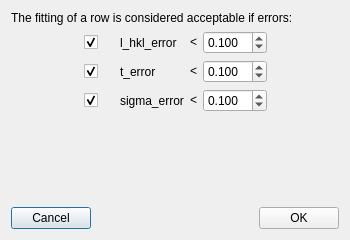
This is ibeatles/ui/ui_kropff_good_fit_settings.ui in ornlneutronimaging/iBeatles as Qt 5 draws it before an edit. The edited form follows.
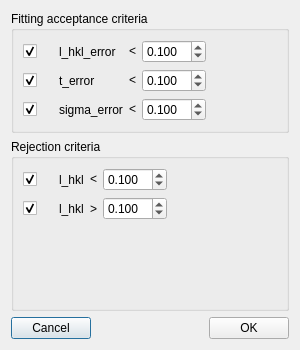
This is the edited form.

Commit message: Adding settngs that will auto reject lambda outside of given range. this refs #113

Diff of the .ui file:
```diff
--- a/ibeatles/ui/ui_kropff_good_fit_settings.ui
+++ b/ibeatles/ui/ui_kropff_good_fit_settings.ui
@@ -9,81 +9,56 @@
    <rect>
     <x>0</x>
     <y>0</y>
-    <width>350</width>
-    <height>240</height>
+    <width>300</width>
+    <height>350</height>
    </rect>
   </property>
   <property name="minimumSize">
    <size>
-    <width>350</width>
-    <height>240</height>
+    <width>300</width>
+    <height>350</height>
    </size>
   </property>
   <property name="maximumSize">
    <size>
-    <width>350</width>
-    <height>240</height>
+    <width>300</width>
+    <height>350</height>
    </size>
   </property>
   <property name="windowTitle">
    <string>Dialog</string>
   </property>
+  <layout class="QVBoxLayout" name="verticalLayout_3">
+   <item>
+    <widget class="QGroupBox" name="groupBox">
+     <property name="title">
+      <string>Fitting acceptance criteria</string>
+     </property>
   <layout class="QVBoxLayout" name="verticalLayout">
-   <item>
-    <widget class="QLabel" name="label">
-     <property name="text">
-      <string>The fitting of a row is considered acceptable if errors:</string>
-     </property>
-    </widget>
-   </item>
    <item>
     <layout class="QGridLayout" name="gridLayout">
-     <item row="1" column="2">
-      <widget class="QLabel" name="t_error_label">
-       <property name="text">
-        <string>t_error</string>
-       </property>
-      </widget>
-     </item>
-     <item row="2" column="2">
-      <widget class="QLabel" name="sigma_error_label">
-       <property name="text">
-        <string>sigma_error</string>
-       </property>
-      </widget>
-     </item>
-     <item row="1" column="0">
-      <spacer name="horizontalSpacer_2">
-       <property name="orientation">
-        <enum>Qt::Horizontal</enum>
-       </property>
-       <property name="sizeHint" stdset="0">
-        <size>
-         <width>40</width>
-         <height>20</height>
-        </size>
-       </property>
-      </spacer>
-     </item>
-     <item row="0" column="2">
+        <item row="0" column="1">
       <widget class="QLabel" name="l_hkl_error_label">
        <property name="text">
         <string>l_hkl_error</string>
        </property>
       </widget>
      </item>
+        <item row="1" column="4">
+         <spacer name="horizontalSpacer_3">
+          <property name="orientation">
+           <enum>Qt::Horizontal</enum>
+          </property>
+          <property name="sizeHint" stdset="0">
+           <size>
+            <width>40</width>
+            <height>20</height>
+           </size>
+          </property>
+         </spacer>
+        </item>
      <item row="1" column="3">
-      <widget class="QLabel" name="t_label">
-       <property name="text">
-        <string>&lt;</string>
-       </property>
-       <property name="alignment">
-        <set>Qt::AlignCenter</set>
-       </property>
-      </widget>
-     </item>
-     <item row="0" column="4">
-      <widget class="QDoubleSpinBox" name="lambda_hkl_doubleSpinBox">
+         <widget class="QDoubleSpinBox" name="tau_doubleSpinBox">
        <property name="decimals">
         <number>3</number>
        </property>
@@ -92,30 +67,8 @@
        </property>
       </widget>
      </item>
-     <item row="0" column="3">
-      <widget class="QLabel" name="l_hkl_label">
-       <property name="text">
-        <string>&lt;</string>
-       </property>
-       <property name="alignment">
-        <set>Qt::AlignCenter</set>
-       </property>
-      </widget>
-     </item>
-     <item row="0" column="1">
-      <widget class="QCheckBox" name="lambda_hkl_checkBox">
-       <property name="minimumSize">
-        <size>
-         <width>30</width>
-         <height>0</height>
-        </size>
-       </property>
-       <property name="maximumSize">
-        <size>
-         <width>30</width>
-         <height>16777215</height>
-        </size>
-       </property>
+        <item row="2" column="0">
+         <widget class="QCheckBox" name="sigma_checkBox">
        <property name="text">
         <string/>
        </property>
@@ -124,17 +77,17 @@
        </property>
       </widget>
      </item>
-     <item row="2" column="4">
-      <widget class="QDoubleSpinBox" name="sigma_doubleSpinBox">
-       <property name="decimals">
-        <number>3</number>
-       </property>
-       <property name="value">
-        <double>0.100000000000000</double>
+        <item row="2" column="2">
+         <widget class="QLabel" name="sigma_label">
+          <property name="text">
+           <string>&lt;</string>
+          </property>
+          <property name="alignment">
+           <set>Qt::AlignCenter</set>
        </property>
       </widget>
      </item>
-     <item row="1" column="1">
+        <item row="1" column="0">
       <widget class="QCheckBox" name="tau_checkBox">
        <property name="text">
         <string/>
@@ -145,8 +98,40 @@
       </widget>
      </item>
      <item row="2" column="3">
-      <widget class="QLabel" name="sigma_label">
+         <widget class="QDoubleSpinBox" name="sigma_doubleSpinBox">
+          <property name="decimals">
+           <number>3</number>
+          </property>
+          <property name="value">
+           <double>0.100000000000000</double>
+          </property>
+         </widget>
+        </item>
+        <item row="0" column="0">
+         <widget class="QCheckBox" name="lambda_hkl_checkBox">
+          <property name="minimumSize">
+           <size>
+            <width>30</width>
+            <height>0</height>
+           </size>
+          </property>
+          <property name="maximumSize">
+           <size>
+            <width>30</width>
+            <height>16777215</height>
+           </size>
+          </property>
        <property name="text">
+           <string/>
+          </property>
+          <property name="checked">
+           <bool>true</bool>
+          </property>
+         </widget>
+        </item>
+        <item row="0" column="2">
+         <widget class="QLabel" name="l_hkl_label">
+          <property name="text">
         <string>&lt;</string>
        </property>
        <property name="alignment">
@@ -154,8 +139,65 @@
        </property>
       </widget>
      </item>
+        <item row="0" column="3">
+         <widget class="QDoubleSpinBox" name="lambda_hkl_doubleSpinBox">
+          <property name="decimals">
+           <number>3</number>
+          </property>
+          <property name="value">
+           <double>0.100000000000000</double>
+          </property>
+         </widget>
+        </item>
+        <item row="1" column="2">
+         <widget class="QLabel" name="t_label">
+          <property name="text">
+           <string>&lt;</string>
+          </property>
+          <property name="alignment">
+           <set>Qt::AlignCenter</set>
+          </property>
+         </widget>
+        </item>
+        <item row="1" column="1">
+         <widget class="QLabel" name="t_error_label">
+          <property name="text">
+           <string>t_error</string>
+          </property>
+         </widget>
+        </item>
      <item row="2" column="1">
-      <widget class="QCheckBox" name="sigma_checkBox">
+         <widget class="QLabel" name="sigma_error_label">
+          <property name="text">
+           <string>sigma_error</string>
+          </property>
+         </widget>
+        </item>
+       </layout>
+      </item>
+     </layout>
+    </widget>
+   </item>
+   <item>
+    <widget class="QGroupBox" name="groupBox_2">
+     <property name="title">
+      <string>Rejection criteria</string>
+     </property>
+     <layout class="QVBoxLayout" name="verticalLayout_2">
+      <item>
+       <layout class="QGridLayout" name="gridLayout_2">
+        <item row="1" column="3">
+         <widget class="QDoubleSpinBox" name="l_hkl_more_than_doubleSpinBox">
+          <property name="decimals">
+           <number>3</number>
+          </property>
+          <property name="value">
+           <double>0.100000000000000</double>
+          </property>
+         </widget>
+        </item>
+        <item row="1" column="0">
+         <widget class="QCheckBox" name="l_hkl_more_than_checkBox">
        <property name="text">
         <string/>
        </property>
@@ -164,18 +206,18 @@
        </property>
       </widget>
      </item>
+        <item row="1" column="2">
+         <widget class="QLabel" name="l_hkl_label_3">
+          <property name="text">
+           <string>&gt;</string>
+          </property>
+          <property name="alignment">
+           <set>Qt::AlignCenter</set>
+          </property>
+         </widget>
+        </item>
      <item row="1" column="4">
-      <widget class="QDoubleSpinBox" name="tau_doubleSpinBox">
-       <property name="decimals">
-        <number>3</number>
-       </property>
-       <property name="value">
-        <double>0.100000000000000</double>
-       </property>
-      </widget>
-     </item>
-     <item row="1" column="5">
-      <spacer name="horizontalSpacer_3">
+         <spacer name="horizontalSpacer_4">
        <property name="orientation">
         <enum>Qt::Horizontal</enum>
        </property>
@@ -187,6 +229,62 @@
        </property>
       </spacer>
      </item>
+        <item row="0" column="2">
+         <widget class="QLabel" name="l_hkl_label_2">
+          <property name="text">
+           <string>&lt;</string>
+          </property>
+          <property name="alignment">
+           <set>Qt::AlignCenter</set>
+          </property>
+         </widget>
+        </item>
+        <item row="1" column="1">
+         <widget class="QLabel" name="l_hkl_more_than_label">
+          <property name="text">
+           <string>l_hkl</string>
+          </property>
+         </widget>
+        </item>
+        <item row="0" column="0">
+         <widget class="QCheckBox" name="l_hkl_less_than_checkBox">
+          <property name="minimumSize">
+           <size>
+            <width>30</width>
+            <height>0</height>
+           </size>
+          </property>
+          <property name="maximumSize">
+           <size>
+            <width>30</width>
+            <height>16777215</height>
+           </size>
+          </property>
+          <property name="text">
+           <string/>
+          </property>
+          <property name="checked">
+           <bool>true</bool>
+          </property>
+         </widget>
+        </item>
+        <item row="0" column="1">
+         <widget class="QLabel" name="l_hkl_less_than_label">
+          <property name="text">
+           <string>l_hkl</string>
+          </property>
+         </widget>
+        </item>
+        <item row="0" column="3">
+         <widget class="QDoubleSpinBox" name="l_hkl_less_than_doubleSpinBox">
+          <property name="decimals">
+           <number>3</number>
+          </property>
+          <property name="value">
+           <double>0.100000000000000</double>
+          </property>
+         </widget>
+        </item>
     </layout>
    </item>
    <item>
@@ -197,10 +295,13 @@
      <property name="sizeHint" stdset="0">
       <size>
        <width>20</width>
-       <height>38</height>
+          <height>40</height>
       </size>
      </property>
     </spacer>
+      </item>
+     </layout>
+    </widget>
    </item>
    <item>
     <layout class="QHBoxLayout" name="horizontalLayout">
```
Left out of the diff: 50 changed lines with no effect on the pictures. Lines whose indentation alone changed are shown as unchanged. The commit also changes 5 other files.
